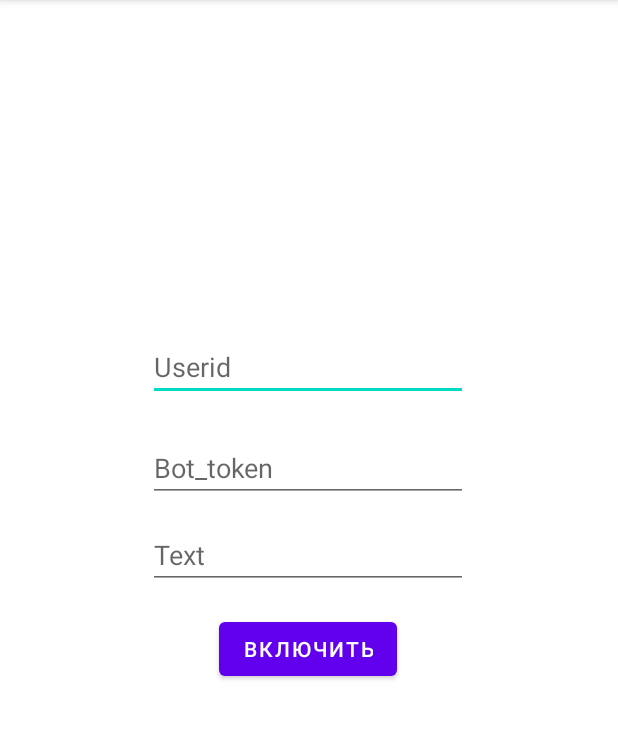
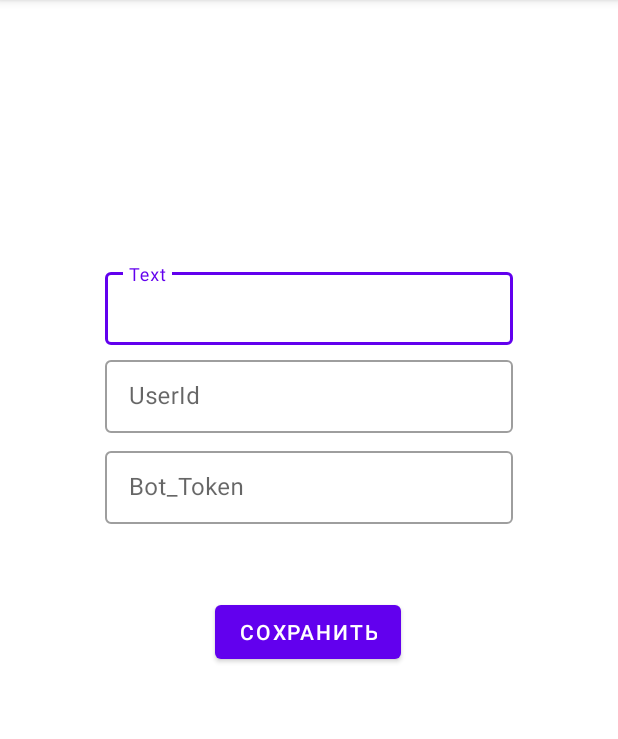
Before and after one commit to zalmek/proj-eye, an Android app: the screen it shows after launch (MainActivity), on a phone screen of 412 x 824 dp, the part 84-823 px from its top. Run offline under Robolectric (Android 15) with nearby library versions, the phone set to English and light mode, and no system bars.

Commit message:
GUI Update implementation material design

```diff
--- a/app/src/main/java/com/example/chargemessenger/MainActivity.java
+++ b/app/src/main/java/com/example/chargemessenger/MainActivity.java
@@ -19,9 +19,9 @@ public class MainActivity extends AppCompatActivity {
         public void run()	//Этот метод будет выполнен в побочном потоке
         {
             Filewriter filewriter = new Filewriter();
-            filewriter.write(getApplicationContext(),id_file,binding.Userid);
-            filewriter.write(getApplicationContext(),bot_token_file,binding.BotToken);
-            filewriter.write(getApplicationContext(),text_file,binding.Text);
+            filewriter.write(getApplicationContext(),id_file,binding.UserId.getEditText());
+            filewriter.write(getApplicationContext(),bot_token_file,binding.BotToken.getEditText());
+            filewriter.write(getApplicationContext(),text_file,binding.Text.getEditText());
 
         }
     }
@@ -32,11 +32,11 @@ public class MainActivity extends AppCompatActivity {
         {
             Filereader filereader = new Filereader();
             filereader.read(getApplicationContext(),id_file);
-            binding.Userid.setText(filereader.getText());
+            binding.UserId.getEditText().setText(filereader.getText());
             filereader.read(getApplicationContext(),bot_token_file);
-            binding.BotToken.setText(filereader.getText());
+            binding.BotToken.getEditText().setText(filereader.getText());
             filereader.read(getApplicationContext(),text_file);
-            binding.Text.setText(filereader.getText());
+            binding.Text.getEditText().setText(filereader.getText());
         }
     }
     static IThread secondThread;
@@ -49,8 +49,13 @@ public class MainActivity extends AppCompatActivity {
         binding = ActivityMainBinding.inflate(getLayoutInflater());
         View view = binding.getRoot();
         setContentView(view);
-        thirdThread = new OThread();
-        thirdThread.start();
+        Filereader filereader = new Filereader();
+        filereader.read(getApplicationContext(),id_file);
+        binding.UserId.getEditText().setText(filereader.getText());
+        filereader.read(getApplicationContext(),bot_token_file);
+        binding.BotToken.getEditText().setText(filereader.getText());
+        filereader.read(getApplicationContext(),text_file);
+        binding.Text.getEditText().setText(filereader.getText());
         startService(new Intent(this,MyService.class));
         binding.button.setOnClickListener(v -> {
             secondThread = new IThread();
--- a/app/src/main/res/layout/activity_main.xml
+++ b/app/src/main/res/layout/activity_main.xml
@@ -8,8 +8,10 @@
 
     <Button
         android:id="@+id/button"
+        style="@style/Widget.MaterialComponents.Button"
         android:layout_width="wrap_content"
         android:layout_height="wrap_content"
+        android:layout_marginBottom="20dp"
         android:text="@string/button"
         app:layout_constraintBottom_toBottomOf="parent"
         app:layout_constraintEnd_toEndOf="parent"
@@ -18,45 +20,67 @@
         app:layout_constraintTop_toTopOf="parent"
         app:layout_constraintVertical_bias="0.568" />
 
-    <EditText
-        android:id="@+id/Userid"
-        android:layout_width="wrap_content"
+    <com.google.android.material.textfield.TextInputLayout
+        android:id="@+id/Text"
+        android:layout_width="match_parent"
         android:layout_height="wrap_content"
-        android:ems="10"
-        android:hint="@string/userid"
-        android:inputType="textPersonName"
+        android:layout_marginStart="70dp"
+        android:layout_marginEnd="70dp"
+        android:layout_marginBottom="180dp"
+        android:hint="@string/label1"
         app:layout_constraintBottom_toBottomOf="parent"
         app:layout_constraintEnd_toEndOf="parent"
-        app:layout_constraintHorizontal_bias="0.497"
         app:layout_constraintStart_toStartOf="parent"
         app:layout_constraintTop_toTopOf="parent"
-        app:layout_constraintVertical_bias="0.307" />
+        app:layout_constraintVertical_bias="0.329"
+        style="@style/Widget.MaterialComponents.TextInputLayout.OutlinedBox.Dense">
 
-    <EditText
-        android:id="@+id/Bot_token"
-        android:layout_width="wrap_content"
+        <com.google.android.material.textfield.TextInputEditText
+            android:layout_width="match_parent"
+            android:layout_height="wrap_content"
+            style="@style/Widget.MaterialComponents.TextInputEditText.OutlinedBox.Dense"></com.google.android.material.textfield.TextInputEditText>
+    </com.google.android.material.textfield.TextInputLayout>
+
+    <com.google.android.material.textfield.TextInputLayout
+        android:id="@+id/Bot_Token"
+        android:layout_width="match_parent"
         android:layout_height="wrap_content"
-        android:ems="10"
-        android:hint="@string/bot_token"
-        android:inputType="textPersonName"
+        android:layout_marginStart="70dp"
+        android:layout_marginTop="90dp"
+        android:layout_marginEnd="70dp"
+        android:hint="@string/label2"
         app:layout_constraintBottom_toBottomOf="parent"
         app:layout_constraintEnd_toEndOf="parent"
-        app:layout_constraintHorizontal_bias="0.497"
         app:layout_constraintStart_toStartOf="parent"
         app:layout_constraintTop_toTopOf="parent"
-        app:layout_constraintVertical_bias="0.4" />
+        app:layout_constraintVertical_bias="0.329"
+        style="@style/Widget.MaterialComponents.TextInputLayout.OutlinedBox.Dense">
 
-    <EditText
-        android:id="@+id/Text"
-        android:layout_width="wrap_content"
+        <com.google.android.material.textfield.TextInputEditText
+            android:layout_width="match_parent"
+            android:layout_height="wrap_content"
+            style="@style/Widget.MaterialComponents.TextInputEditText.OutlinedBox.Dense"/>
+    </com.google.android.material.textfield.TextInputLayout>
+
+    <com.google.android.material.textfield.TextInputLayout
+        android:id="@+id/User_Id"
+        android:layout_width="match_parent"
         android:layout_height="wrap_content"
-        android:ems="10"
-        android:hint="@string/text"
-        android:inputType="textPersonName"
+        android:layout_marginStart="70dp"
+        android:layout_marginEnd="70dp"
+        android:hint="@string/label"
         app:layout_constraintBottom_toBottomOf="parent"
         app:layout_constraintEnd_toEndOf="parent"
-        app:layout_constraintHorizontal_bias="0.497"
         app:layout_constraintStart_toStartOf="parent"
         app:layout_constraintTop_toTopOf="parent"
-        app:layout_constraintVertical_bias="0.481" />
+        app:layout_constraintVertical_bias="0.329"
+        style="@style/Widget.MaterialComponents.TextInputLayout.OutlinedBox.Dense">
+
+        <com.google.android.material.textfield.TextInputEditText
+            android:layout_width="match_parent"
+            android:layout_height="wrap_content"
+            style="@style/Widget.MaterialComponents.TextInputEditText.OutlinedBox.Dense"
+            />
+    </com.google.android.material.textfield.TextInputLayout>
+
 </androidx.constraintlayout.widget.ConstraintLayout>
--- a/app/src/main/res/values-night/strings.xml
+++ b/app/src/main/res/values-night/strings.xml
@@ -1,4 +1,7 @@
 <?xml version="1.0" encoding="utf-8"?>
 <resources>
     <string name="button">Включить</string>
+    <string name="label">UserId</string>
+    <string name="label1">Text</string>
+    <string name="label2">Bot_Token</string>
 </resources>
--- a/app/src/main/res/values/strings.xml
+++ b/app/src/main/res/values/strings.xml
@@ -1,7 +1,10 @@
 <resources>
     <string name="app_name">chargeMessenger</string>
-    <string name="button">Включить</string>
+    <string name="button">Сохранить</string>
     <string name="userid">Userid</string>
     <string name="bot_token">Bot_token</string>
     <string name="text">Text</string>
+    <string name="label">UserId</string>
+    <string name="label1">Text</string>
+    <string name="label2">Bot_Token</string>
 </resources>
```
